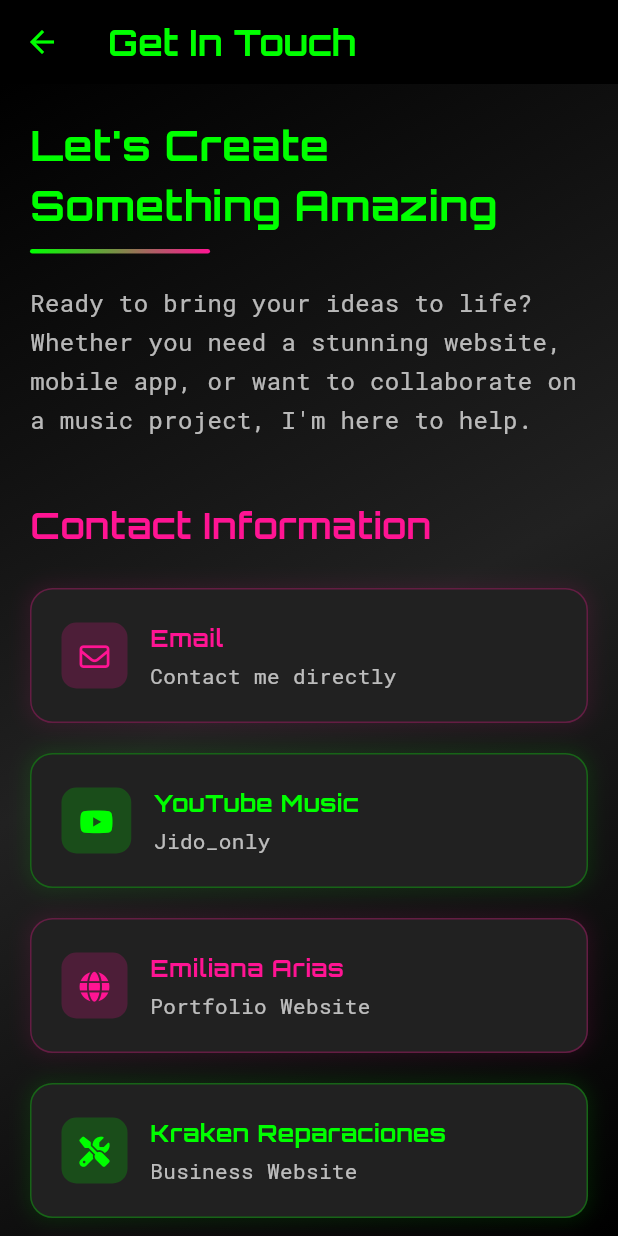
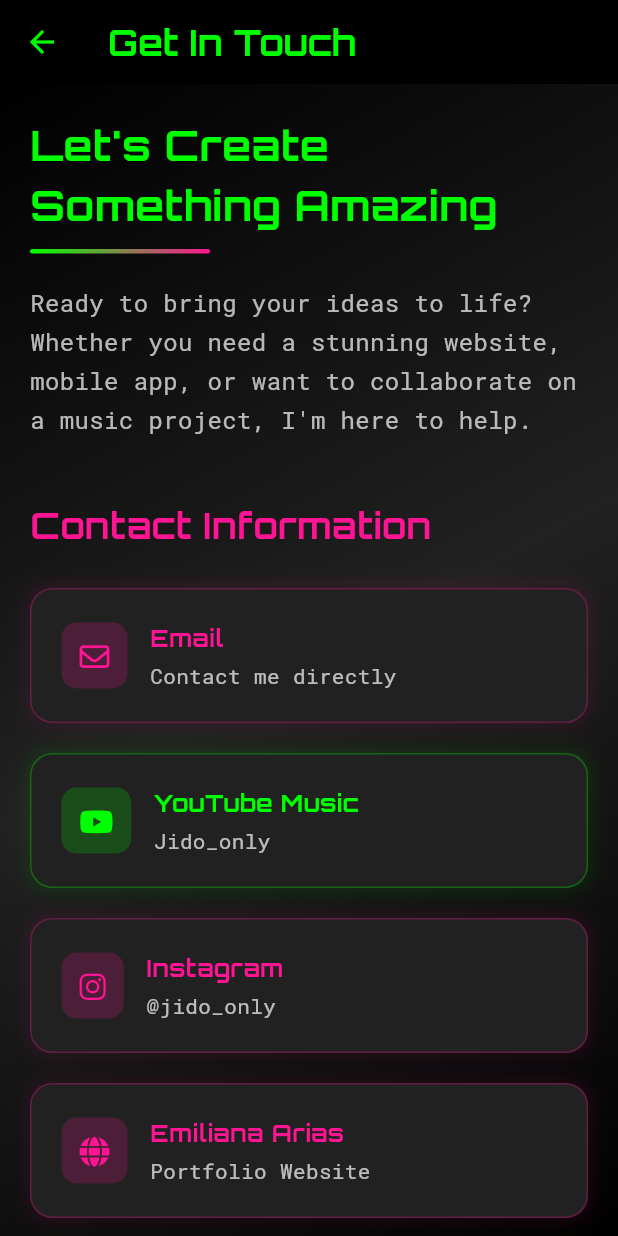
Before and after one commit to JiDomusic/miweb, a Flutter app: the ContactoPage screen opened by its route, on a phone screen of 412 x 824 dp. Run offline on Flutter 3.47's test engine with Material 3 defaults, Android fonts, the light colour scheme and no system bars; drawn by our look-alikes of flutter_animate; our stand-ins replace animated_text_kit, cloud_firestore, firebase_core, flutter_form_builder, flutter_staggered_animations, font_awesome_flutter and 1 more; missing offline and left inert: dart:html; accounts and stored records are empty; statements that could not run were skipped.

Commit message:
miweeeb 24

```diff
--- a/lib/contacto_page.dart
+++ b/lib/contacto_page.dart
@@ -7,6 +7,8 @@ import '../widgets/contacto_form.dart';
 import 'dart:html' as html;
 
 class ContactoPage extends StatelessWidget {
+  const ContactoPage({Key? key}) : super(key: key);
+
   @override
   Widget build(BuildContext context) {
     final screenSize = MediaQuery.of(context).size;
@@ -46,7 +48,7 @@ class ContactoPage extends StatelessWidget {
             children: [
               _buildHeader(isDesktop),
               SizedBox(height: 40),
-              isDesktop
+              screenSize.width > 768
                 ? Row(
                     crossAxisAlignment: CrossAxisAlignment.start,
                     children: [
@@ -118,7 +120,7 @@ class ContactoPage extends StatelessWidget {
         'title': 'Email',
         'subtitle': 'Contact me directly',
         'color': Color(0xFFFF1493),
-        'action': () => _launchURL('mailto:jido@example.com'),
+        'action': () => _launchURL('mailto:equiz.rec@gmail.com'),
       },
       {
         'icon': FontAwesomeIcons.youtube,
@@ -126,6 +128,13 @@ class ContactoPage extends StatelessWidget {
         'subtitle': 'Jido_only',
         'color': Color(0xFF00FF00),
         'action': () => _launchURL('https://www.youtube.com/@Jido_only'),
+      },
+      {
+        'icon': FontAwesomeIcons.instagram,
+        'title': 'Instagram',
+        'subtitle': '@jido_only',
+        'color': Color(0xFFFF1493),
+        'action': () => _launchURL('https://www.instagram.com/jido_only'),
       },
       {
         'icon': FontAwesomeIcons.globe,
@@ -139,7 +148,7 @@ class ContactoPage extends StatelessWidget {
         'title': 'Kraken Reparaciones',
         'subtitle': 'Business Website',
         'color': Color(0xFF00FF00),
-        'action': () => _launchURL('http://krakenrepaciones.com/'),
+        'action': () => _launchURL('https://krakenreparaciones.com/'),
       },
       {
         'icon': FontAwesomeIcons.video,
--- a/lib/main.dart
+++ b/lib/main.dart
@@ -1,6 +1,7 @@
 import 'package:flutter/material.dart';
 import 'package:firebase_core/firebase_core.dart';
 import 'firebase_options.dart';
+
 
 
 import 'routes.dart';
@@ -10,10 +11,12 @@ void main() async {
   await Firebase.initializeApp(
     options: DefaultFirebaseOptions.currentPlatform,
   );
-  runApp(MyApp());
+  runApp(const MyApp());
 }
 
 class MyApp extends StatelessWidget {
+  const MyApp({Key? key}) : super(key: key);
+
   @override
   Widget build(BuildContext context) {
     return MaterialApp(
--- a/lib/routes.dart
+++ b/lib/routes.dart
@@ -5,7 +5,7 @@ import 'home_page.dart';
 
 
 final Map<String, WidgetBuilder> appRoutes = {
-  '/': (context) => HomePage(),
-  '/proyectos': (context) => ProyectosPage(),
-  '/contacto': (context) => ContactoPage(),
+  '/': (context) => const HomePage(),
+  '/proyectos': (context) => const ProyectosPage(),
+  '/contacto': (context) => const ContactoPage(),
 };
```
Also changed, not shown: lib/home_page.dart (+136 -19 lines), lib/proyectos_page.dart (+8 -5 lines).
